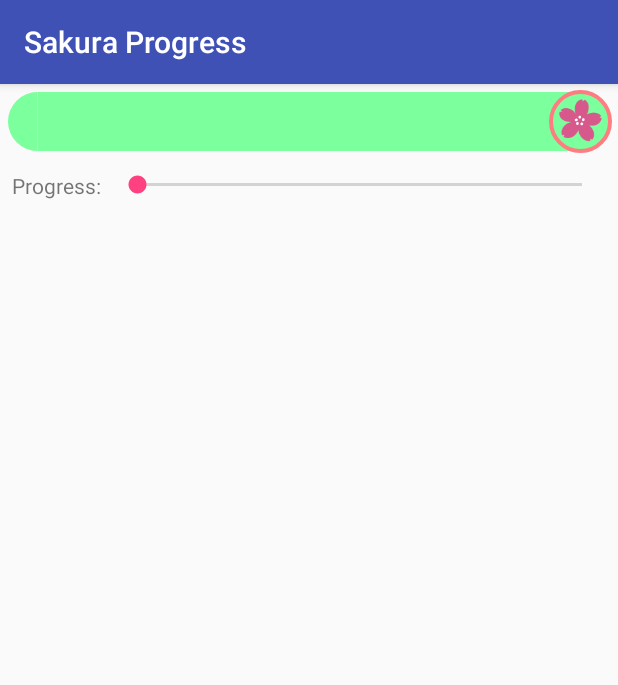
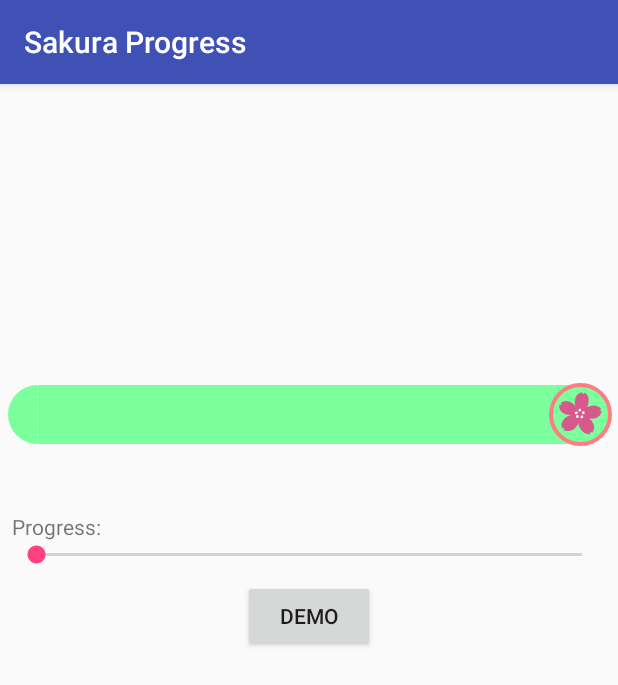
Before and after one commit to silviusko/Sakura-Progress, an Android app: the screen it shows after launch (MainActivity), on a phone screen of 412 x 824 dp. Shown: the top 685 px of the screen. Run offline under Robolectric (Android 15) with nearby library versions, the phone set to English and light mode, and no system bars.

Commit message:
@Add a demo button

```diff
--- /dev/null
+++ b/app/src/main/java/tt/kao/sakuraprogress/DemoTask.kt
@@ -0,0 +1,34 @@
+package tt.kao.sakuraprogress
+
+import android.os.AsyncTask
+import android.os.SystemClock
+import java.util.*
+
+/**
+ * @author luke_kao
+ */
+class DemoTask(val callback: Callback) : AsyncTask<Unit, Int, Unit>() {
+    interface Callback {
+        fun updateProgress(progress: Int)
+    }
+
+    override fun doInBackground(vararg param: Unit?) {
+        val STOP_INDEX = Random().nextInt(100)
+
+        for (i in 0..100) {
+            publishProgress(i)
+
+            if (i == STOP_INDEX) {
+                SystemClock.sleep(3000)
+            } else {
+                SystemClock.sleep(30)
+            }
+        }
+    }
+
+    override fun onProgressUpdate(vararg values: Int?) {
+        super.onProgressUpdate(*values)
+
+        callback.updateProgress(values[0]!!)
+    }
+}
--- a/app/src/main/java/tt/kao/sakuraprogress/MainActivity.kt
+++ b/app/src/main/java/tt/kao/sakuraprogress/MainActivity.kt
@@ -2,12 +2,15 @@ package tt.kao.sakuraprogress
 
 import android.os.Bundle
 import android.support.v7.app.AppCompatActivity
+import android.widget.Button
 import android.widget.SeekBar
 import tt.kao.sakuraprogress.ui.SakuraProgress
 
-class MainActivity : AppCompatActivity() {
+class MainActivity : AppCompatActivity(), DemoTask.Callback {
+
     private lateinit var sakuraProgress: SakuraProgress
     private lateinit var progressSeekBar: SeekBar
+    private lateinit var demoBtn: Button
 
     override fun onCreate(savedInstanceState: Bundle?) {
         super.onCreate(savedInstanceState)
@@ -19,6 +22,7 @@ class MainActivity : AppCompatActivity() {
     private fun findViews() {
         sakuraProgress = findViewById(R.id.sakuraProgress)
         progressSeekBar = findViewById(R.id.progressSeekBar)
+        demoBtn = findViewById(R.id.demo_btn)
 
         progressSeekBar.setOnSeekBarChangeListener(object : SeekBar.OnSeekBarChangeListener {
             override fun onProgressChanged(seekBar: SeekBar?, progress: Int, fromUser: Boolean) {
@@ -33,5 +37,13 @@ class MainActivity : AppCompatActivity() {
             override fun onStopTrackingTouch(seekBar: SeekBar?) {
             }
         })
+        demoBtn.setOnClickListener {
+            val task = DemoTask(this)
+            task.execute()
+        }
+    }
+
+    override fun updateProgress(progress: Int) {
+        sakuraProgress.progress = progress
     }
 }
--- a/app/src/main/java/tt/kao/sakuraprogress/ui/SakuraProgress.kt
+++ b/app/src/main/java/tt/kao/sakuraprogress/ui/SakuraProgress.kt
@@ -3,6 +3,7 @@ package tt.kao.sakuraprogress.ui
 import android.animation.ValueAnimator
 import android.content.Context
 import android.graphics.*
+import android.support.v4.content.ContextCompat
 import android.util.AttributeSet
 import android.view.View
 import android.view.animation.CycleInterpolator
@@ -17,8 +18,8 @@ class SakuraProgress @JvmOverloads constructor(context: Context, attrs: Attribut
     companion object {
         private const val MAX_PROGRESS = 100
         private const val PETAL_NUM = 15
-        private const val PROGRESS_INACTIVE_COLOR = "#7cff9d"
-        private const val PROGRESS_ACTIVE_COLOR = "#FF7C80"
+        private const val PROGRESS_INACTIVE_COLOR = R.color.colorMeadow
+        private const val PROGRESS_ACTIVE_COLOR = R.color.colorPetal
         private const val RING_COLOR = PROGRESS_ACTIVE_COLOR
         private const val OUTER_BAR_PADDING = 5f
         private const val ONE_SHOT_ANIMATION_TIME = 3000L
@@ -63,9 +64,9 @@ class SakuraProgress @JvmOverloads constructor(context: Context, attrs: Attribut
     init {
         val a = context.obtainStyledAttributes(attrs, R.styleable.SakuraProgress)
         try {
-            colorInactiveProgress = a.getColor(R.styleable.SakuraProgress_progressInactiveColor, Color.parseColor(PROGRESS_INACTIVE_COLOR))
-            colorActiveProgress = a.getColor(R.styleable.SakuraProgress_progressActiveColor, Color.parseColor(PROGRESS_ACTIVE_COLOR))
-            colorRing = a.getColor(R.styleable.SakuraProgress_ringColor, Color.parseColor(RING_COLOR))
+            colorInactiveProgress = a.getColor(R.styleable.SakuraProgress_progressInactiveColor, ContextCompat.getColor(context, PROGRESS_INACTIVE_COLOR))
+            colorActiveProgress = a.getColor(R.styleable.SakuraProgress_progressActiveColor, ContextCompat.getColor(context, PROGRESS_ACTIVE_COLOR))
+            colorRing = a.getColor(R.styleable.SakuraProgress_ringColor, ContextCompat.getColor(context, RING_COLOR))
             maxProgress = a.getInteger(R.styleable.SakuraProgress_maxProgress, MAX_PROGRESS)
         } finally {
             a.recycle()
--- a/app/src/main/res/layout/activity_main.xml
+++ b/app/src/main/res/layout/activity_main.xml
@@ -7,21 +7,33 @@
     android:layout_height="match_parent"
     tools:context="tt.kao.sakuraprogress.MainActivity">
 
+    <android.support.constraint.Guideline
+        android:id="@+id/startGuideline"
+        android:layout_width="wrap_content"
+        android:layout_height="wrap_content"
+        android:orientation="horizontal"
+        app:layout_constraintGuide_percent="0.33"/>
+
     <tt.kao.sakuraprogress.ui.SakuraProgress
         android:id="@+id/sakuraProgress"
         android:layout_width="match_parent"
         android:layout_height="50dp"
-        android:padding="5dp"/>
+        android:layout_marginBottom="8dp"
+        android:padding="5dp"
+        app:layout_constraintBottom_toTopOf="@+id/startGuideline"
+        app:layout_constraintLeft_toLeftOf="parent"
+        app:layout_constraintRight_toRightOf="parent"/>
 
     <TextView
         android:id="@+id/tvProgress"
         android:layout_width="wrap_content"
-        android:layout_height="wrap_content"
+        android:layout_height="19dp"
         android:layout_marginStart="8dp"
-        android:layout_marginTop="8dp"
+        android:layout_marginTop="32dp"
         android:text="@string/label_progress"
         app:layout_constraintStart_toStartOf="parent"
-        app:layout_constraintTop_toBottomOf="@+id/sakuraProgress"/>
+        app:layout_constraintTop_toTopOf="@+id/startGuideline"
+        tools:layout_editor_absoluteX="317dp"/>
 
     <SeekBar
         android:id="@+id/progressSeekBar"
@@ -29,10 +41,21 @@
         android:layout_height="wrap_content"
         android:layout_marginEnd="8dp"
         android:layout_marginStart="8dp"
+        app:layout_constraintEnd_toEndOf="parent"
+        app:layout_constraintStart_toStartOf="parent"
+        app:layout_constraintTop_toBottomOf="@+id/tvProgress"/>
+
+    <Button
+        android:id="@+id/demo_btn"
+        android:layout_width="wrap_content"
+        android:layout_height="wrap_content"
+        android:layout_marginEnd="8dp"
+        android:layout_marginStart="8dp"
         android:layout_marginTop="8dp"
+        android:text="@string/demo"
         app:layout_constraintEnd_toEndOf="parent"
-        app:layout_constraintStart_toEndOf="@+id/tvProgress"
-        app:layout_constraintTop_toBottomOf="@+id/sakuraProgress"/>
+        app:layout_constraintStart_toStartOf="parent"
+        app:layout_constraintTop_toBottomOf="@+id/progressSeekBar"/>
 
 
 </android.support.constraint.ConstraintLayout>
--- a/app/src/main/res/values/colors.xml
+++ b/app/src/main/res/values/colors.xml
@@ -3,4 +3,6 @@
     <color name="colorPrimary">#3F51B5</color>
     <color name="colorPrimaryDark">#303F9F</color>
     <color name="colorAccent">#FF4081</color>
+    <color name="colorPetal">#FF7C80</color>
+    <color name="colorMeadow">#7cff9d</color>
 </resources>
--- a/app/src/main/res/values/strings.xml
+++ b/app/src/main/res/values/strings.xml
@@ -1,4 +1,5 @@
 <resources>
     <string name="app_name">Sakura Progress</string>
     <string name="label_progress">Progress:</string>
+    <string name="demo">Demo</string>
 </resources>
```
